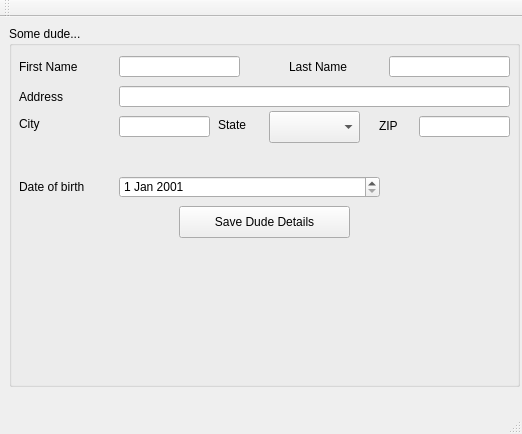
This is krishnenduShekhar/Qt/helloWorld/mainwindow.ui in kshekharUW/SimCenterBootcamp as Qt 5 draws it before an edit. The edited form follows.
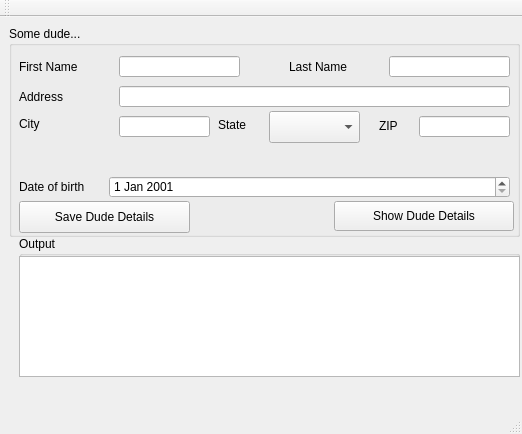
This is the edited form.

Commit message: Working Qt exercise

```diff
--- a/krishnenduShekhar/Qt/helloWorld/mainwindow.ui
+++ b/krishnenduShekhar/Qt/helloWorld/mainwindow.ui
@@ -20,7 +20,7 @@
       <x>9</x>
       <y>9</y>
       <width>511</width>
-      <height>361</height>
+      <height>211</height>
      </rect>
     </property>
     <property name="title">
@@ -88,9 +88,9 @@
     <widget class="QDateEdit" name="dobdateEdit">
      <property name="geometry">
       <rect>
-       <x>110</x>
+       <x>100</x>
        <y>150</y>
-       <width>261</width>
+       <width>401</width>
        <height>22</height>
       </rect>
      </property>
@@ -108,8 +108,8 @@
     <widget class="QPushButton" name="savePushButton">
      <property name="geometry">
       <rect>
-       <x>170</x>
-       <y>180</y>
+       <x>10</x>
+       <y>175</y>
        <width>171</width>
        <height>32</height>
       </rect>
@@ -210,6 +210,42 @@
       </rect>
      </property>
     </widget>
+    <widget class="QPushButton" name="showPushButton">
+     <property name="geometry">
+      <rect>
+       <x>325</x>
+       <y>175</y>
+       <width>180</width>
+       <height>30</height>
+      </rect>
+     </property>
+     <property name="text">
+      <string>Show Dude Details</string>
+     </property>
+    </widget>
+   </widget>
+   <widget class="QGroupBox" name="groupBox_2">
+    <property name="geometry">
+     <rect>
+      <x>19</x>
+      <y>219</y>
+      <width>501</width>
+      <height>141</height>
+     </rect>
+    </property>
+    <property name="title">
+     <string>Output</string>
+    </property>
+    <widget class="QTextBrowser" name="outputtextBrowser">
+     <property name="geometry">
+      <rect>
+       <x>0</x>
+       <y>20</y>
+       <width>501</width>
+       <height>121</height>
+      </rect>
+     </property>
+    </widget>
    </widget>
   </widget>
   <widget class="QMenuBar" name="menuBar">
```
Left out of the diff: 4 changed lines with no effect on the pictures. The commit also changes 2 other files.
